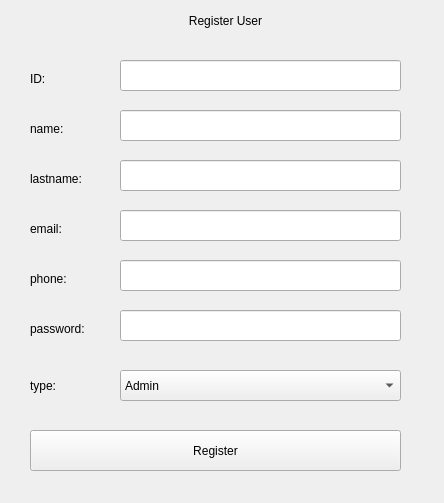
Old version of the form src/views/managementUser/userRegister.ui in the repository Jjat00/Deptherm-Inspection.
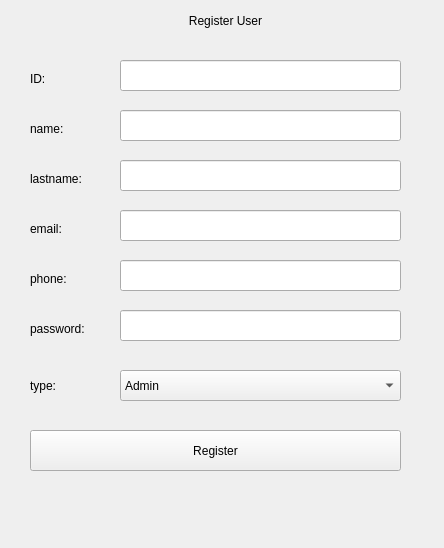
New version of the form.

Commit message: add CRUD users

```diff
--- a/src/views/managementUser/userRegister.ui
+++ b/src/views/managementUser/userRegister.ui
@@ -7,7 +7,7 @@
     <x>0</x>
     <y>0</y>
     <width>444</width>
-    <height>503</height>
+    <height>548</height>
    </rect>
   </property>
   <property name="windowTitle">
@@ -222,6 +222,22 @@
     <string>lastname:</string>
    </property>
   </widget>
+  <widget class="QLabel" name="labelMessage">
+   <property name="geometry">
+    <rect>
+     <x>30</x>
+     <y>490</y>
+     <width>371</width>
+     <height>31</height>
+    </rect>
+   </property>
+   <property name="text">
+    <string/>
+   </property>
+   <property name="alignment">
+    <set>Qt::AlignCenter</set>
+   </property>
+  </widget>
  </widget>
  <resources/>
  <connections/>
```
Left out of the diff: 17 changed lines with no effect on the pictures. The commit also changes 23 other files.
